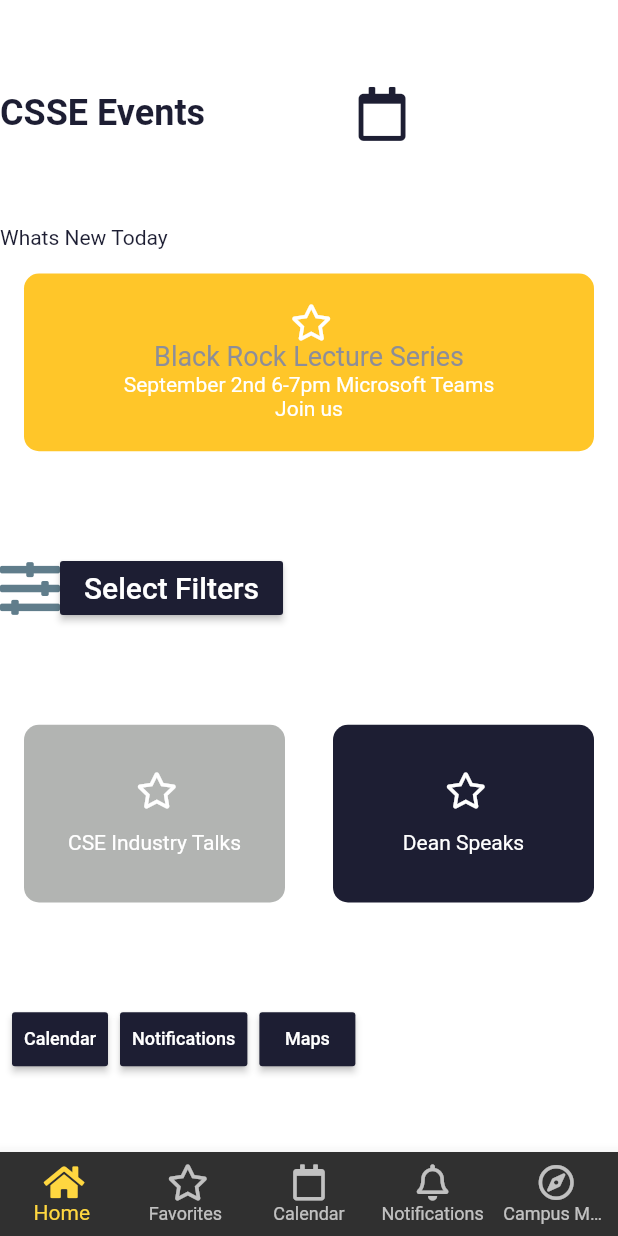
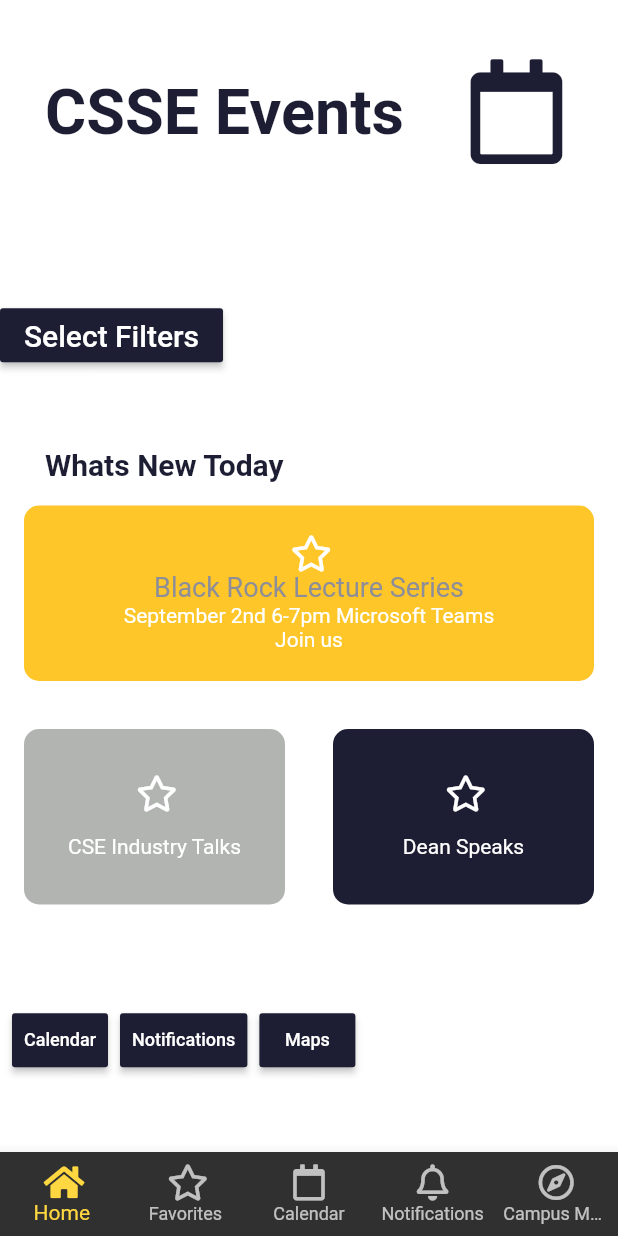
Before and after one commit to rayhebard/scrappy, a Flutter app: the screen it shows after launch, on a phone screen of 412 x 824 dp. Run offline on Flutter 3.47's test engine with Material 2 defaults, Android fonts, the phone set to English and light mode, and no system bars; our stand-ins replace font_awesome_flutter; network calls fail.

Commit message:
Add files via upload
stylized UI

```diff
--- a/lib/screens/events_bank_page.dart
+++ b/lib/screens/events_bank_page.dart
@@ -29,8 +29,8 @@ class _EventsBankPageState extends State<EventsBankPage> {
   }
 
   void getEvents()async{
-    EventBank eventBank = await eventService.getEvents();
-    print(eventBank.vault[0].title);
+   // EventBank eventBank = await eventService.getEvents();
+   // print(eventBank.vault[0].title);
   }
 
   @override
@@ -46,19 +46,38 @@ class _EventsBankPageState extends State<EventsBankPage> {
             Expanded(child:
             Row(
               children: [
-                Text("CSSE Events", style: TextStyle(fontSize: 24.0, fontWeight: FontWeight.bold, color: kCardColor)),
-                SizedBox(width: 100.0),
-                Icon( FontAwesomeIcons.calendar, color: kCardColor, size: 36,),
+
                 Padding(
                   padding: EdgeInsets.only(left:30.0,),),
+                Text("CSSE Events", style: TextStyle(fontSize: 42.0, fontWeight: FontWeight.bold, color: kCardColor, )),
+                SizedBox(width: 40.0),
+                Icon( FontAwesomeIcons.calendar, color: kCardColor, size: 70,),
               ],
             )
             ),
+            Expanded(child: Row(
+              children: <Widget>[
+                RaisedButton(
+                    color: kCardColor,
+                    child: Text('Select Filters',
+                      style: TextStyle(fontSize: 20.0),)
+                    ,
+                    onPressed: (){
+                      Navigator.push(
+                          context,
+                          MaterialPageRoute(builder: (context){
+                            return EventTagsPage();
+                          }
+                          )
+                      );
+                    })
+              ],
+            )),
             Row(
               children: [
-                Text('Whats New Today', style:TextStyle(color: kCardColor)),
                 Padding(
                   padding: EdgeInsets.only(left:30.0,),),
+                Text('Whats New Today', style:TextStyle(fontWeight:FontWeight.bold,fontSize: 20.0 ,color: kCardColor)),
 
               ],
             ),
@@ -90,25 +109,7 @@ class _EventsBankPageState extends State<EventsBankPage> {
                     ],
                   ),
                 )),
-            Expanded(child: Row(
-              children: <Widget>[
-                Icon( FontAwesomeIcons.slidersH,size: 40.0, color: Colors.blueGrey,),
-                RaisedButton(
-                    color: kCardColor,
-                    child: Text('Select Filters',
-                      style: TextStyle(fontSize: 20.0),)
-                    ,
-                    onPressed: (){
-                      Navigator.push(
-                          context,
-                          MaterialPageRoute(builder: (context){
-                            return EventTagsPage();
-                          }
-                          )
-                      );
-                    })
-              ],
-            )),
+
             Expanded(
                 child: Row(
                     children: <Widget> [
```
